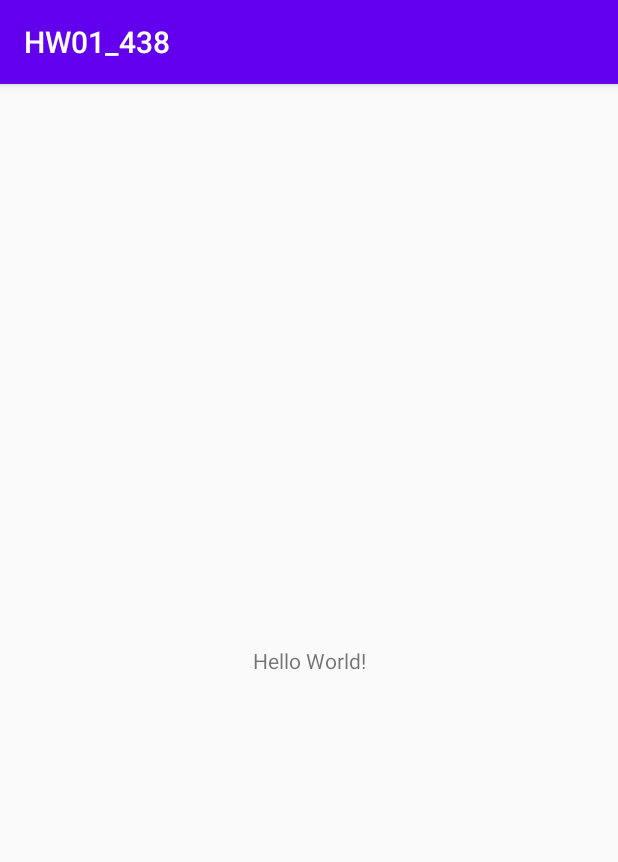
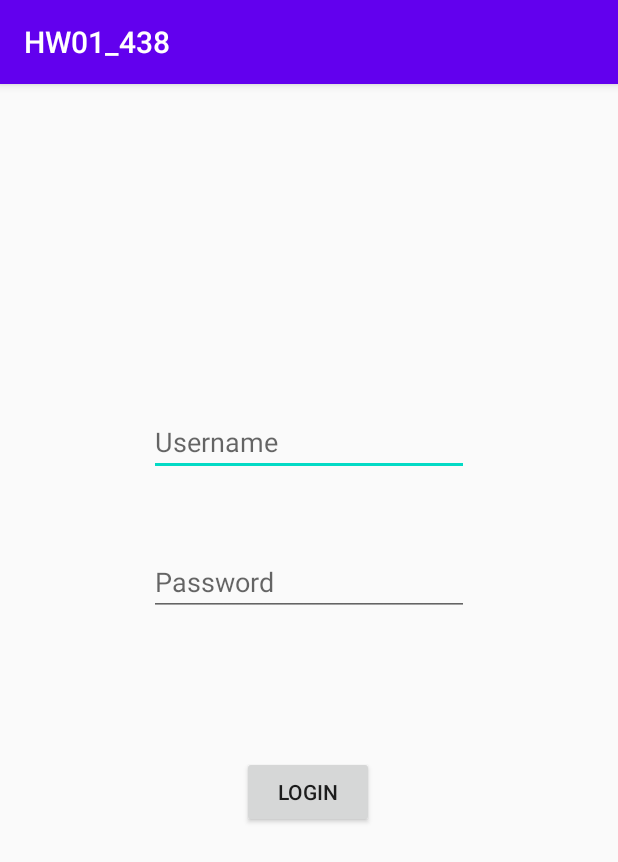
Before and after one commit to Sambusane/HW01_438, an Android app: the screen it shows after launch (MainActivity), on a phone screen of 412 x 824 dp. Shown: the top 862 px of the screen. Run offline under Robolectric (Android 15) with nearby library versions, the phone set to English and light mode, and no system bars.

Commit message:
Finsihed the homework assignment Credentials for testing username:test1 password:1234
username:test2
password:4321

username:test3
password:password

```diff
--- a/app/build.gradle
+++ b/app/build.gradle
@@ -26,6 +26,8 @@ dependencies {
     implementation fileTree(dir: "libs", include: ["*.jar"])
     implementation 'androidx.appcompat:appcompat:1.2.0'
     implementation 'androidx.constraintlayout:constraintlayout:2.0.4'
+    implementation 'com.squareup.retrofit2:retrofit:2.5.0'
+    implementation 'com.squareup.retrofit2:converter-gson:2.5.0'
     testImplementation 'junit:junit:4.12'
     androidTestImplementation 'androidx.test.ext:junit:1.1.2'
     androidTestImplementation 'androidx.test.espresso:espresso-core:3.3.0'
--- a/app/src/main/AndroidManifest.xml
+++ b/app/src/main/AndroidManifest.xml
@@ -1,7 +1,7 @@
 <?xml version="1.0" encoding="utf-8"?>
 <manifest xmlns:android="http://schemas.android.com/apk/res/android"
     package="com.example.hw01_438">
-
+    <uses-permission android:name="android.permission.INTERNET" />
     <application
         android:allowBackup="true"
         android:icon="@mipmap/ic_launcher"
@@ -9,6 +9,7 @@
         android:roundIcon="@mipmap/ic_launcher_round"
         android:supportsRtl="true"
         android:theme="@style/AppTheme">
+        <activity android:name=".LandingActivity"></activity>
         <activity android:name=".MainActivity">
             <intent-filter>
                 <action android:name="android.intent.action.MAIN" />
--- a/app/src/main/java/com/example/hw01_438/MainActivity.java
+++ b/app/src/main/java/com/example/hw01_438/MainActivity.java
@@ -2,13 +2,81 @@ package com.example.hw01_438;
 
 import androidx.appcompat.app.AppCompatActivity;
 
+import android.content.Intent;
 import android.os.Bundle;
+import android.view.View;
+import android.widget.Button;
+import android.widget.EditText;
+import android.widget.Toast;
+
+import java.util.ArrayList;
 
 public class MainActivity extends AppCompatActivity {
+    User user1;
+    ArrayList<User> users;
+    EditText username;
+    EditText password;
+    String uUsername;
+    String uPassword;
+    Button loginBtn;
+
 
     @Override
     protected void onCreate(Bundle savedInstanceState) {
         super.onCreate(savedInstanceState);
         setContentView(R.layout.activity_main);
+        users = new ArrayList<User>();
+        users.add(user1=new User(1,"test1","1234"));
+        users.add(user1=new User(2,"test2","4321"));
+        users.add(user1=new User(3,"test3","password"));
+        wireUpDisplay();
+    }
+
+    private void wireUpDisplay() {
+        username = findViewById(R.id.Username_login);
+        password = findViewById(R.id.Userpass_login);
+        loginBtn = findViewById(R.id.login_button);
+        loginBtn.setOnClickListener(new View.OnClickListener() {
+            @Override
+            public void onClick(View view) {
+                uPassword=password.getText().toString();
+                uUsername=username.getText().toString();
+                if (isInList()){
+                    username.setError(null);
+                    if (passwordMatch()){
+                        password.setError(null);
+                        Intent intent = LandingActivity.intentFactory(MainActivity.this);
+                        intent.putExtra("USER_ID",user1.getuId());
+                        Toast.makeText(MainActivity.this,"welcome userId:"+user1.getuId(),Toast.LENGTH_SHORT).show();
+                        startActivity(intent);
+                    }else{
+                        password.setError("Incorrect Password");
+                        Toast.makeText(MainActivity.this,"Wrong Password",Toast.LENGTH_SHORT).show();
+                    }
+                } else {
+                    Toast.makeText(MainActivity.this,"User not in List",Toast.LENGTH_SHORT).show();
+                    username.setError("Incorrect username");
+                }
+
+            }
+        });
+    }
+
+    private boolean passwordMatch() {
+        if (user1.getPassword().equals(uPassword)){
+            return true;
+        }
+        return false;
+
+    }
+
+    private boolean isInList() {
+        for (User user : users){
+            if (user.getUserName().equals(uUsername)){
+                user1=new User(user.getuId(),user.getUserName(),user.getPassword());
+                return true;
+            }
+        }
+        return false;
     }
 }
--- /dev/null
+++ b/app/src/main/java/com/example/hw01_438/User.java
@@ -0,0 +1,25 @@
+package com.example.hw01_438;
+
+public class User {
+    private int uId;
+    private String userName;
+    private String password;
+
+    public User(int uId, String userName, String password) {
+        this.uId = uId;
+        this.userName = userName;
+        this.password = password;
+    }
+
+    public int getuId() {
+        return uId;
+    }
+
+    public String getUserName() {
+        return userName;
+    }
+
+    public String getPassword() {
+        return password;
+    }
+}
--- a/app/src/main/res/layout/activity_main.xml
+++ b/app/src/main/res/layout/activity_main.xml
@@ -6,13 +6,43 @@
     android:layout_height="match_parent"
     tools:context=".MainActivity">
 
-    <TextView
+    <Button
+        android:id="@+id/login_button"
         android:layout_width="wrap_content"
         android:layout_height="wrap_content"
-        android:text="Hello World!"
-        app:layout_constraintBottom_toBottomOf="parent"
-        app:layout_constraintLeft_toLeftOf="parent"
-        app:layout_constraintRight_toRightOf="parent"
+        android:layout_marginTop="448dp"
+        android:text="@string/login"
+        app:layout_constraintEnd_toEndOf="parent"
+        app:layout_constraintHorizontal_bias="0.498"
+        app:layout_constraintStart_toStartOf="parent"
         app:layout_constraintTop_toTopOf="parent" />
 
+    <EditText
+        android:id="@+id/Username_login"
+        android:layout_width="wrap_content"
+        android:layout_height="wrap_content"
+        android:layout_marginTop="184dp"
+        android:ems="10"
+        android:inputType="textPersonName"
+        android:hint="@string/username_text"
+        app:layout_constraintBottom_toTopOf="@+id/Userpass_login"
+        app:layout_constraintEnd_toEndOf="parent"
+        app:layout_constraintStart_toStartOf="parent"
+        app:layout_constraintTop_toTopOf="parent"
+        app:layout_constraintVertical_bias="0.404" />
+
+    <EditText
+        android:id="@+id/Userpass_login"
+        android:layout_width="wrap_content"
+        android:layout_height="wrap_content"
+        android:layout_marginBottom="52dp"
+        android:ems="10"
+        android:inputType="textPersonName"
+        android:hint="@string/password_text"
+        app:layout_constraintBottom_toTopOf="@+id/login_button"
+        app:layout_constraintEnd_toEndOf="parent"
+        app:layout_constraintStart_toStartOf="parent"
+        app:layout_constraintTop_toTopOf="parent"
+        app:layout_constraintVertical_bias="0.883" />
+
 </androidx.constraintlayout.widget.ConstraintLayout>
--- a/app/src/main/res/values/strings.xml
+++ b/app/src/main/res/values/strings.xml
@@ -1,3 +1,7 @@
 <resources>
     <string name="app_name">HW01_438</string>
+    <string name="username_text">Username</string>
+    <string name="password_text">Password</string>
+    <string name="hello">HELLO</string>
+    <string name="login">Login</string>
 </resources>
```
Also changed, not shown: app/src/main/java/com/example/hw01_438/JsonPlaceHolderAPI.java (added, +15 -0 lines), app/src/main/java/com/example/hw01_438/LandingActivity.java (added, +74 -0 lines), app/src/main/java/com/example/hw01_438/Post.java (added, +28 -0 lines), app/src/main/res/layout/activity_landing.xml (added, +27 -0 lines).
